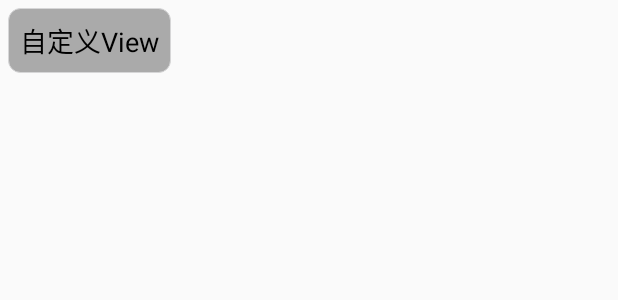
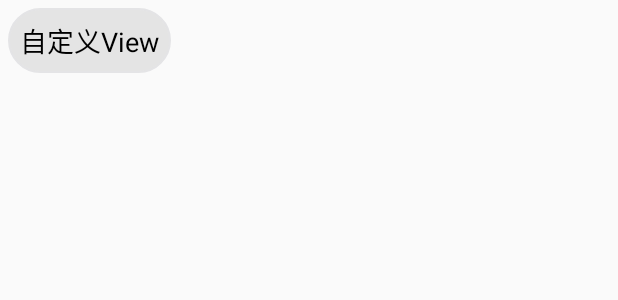
Before and after one commit to JamesPxy/ShareAndroidTech, an Android app: the layout item_hot_tag.xml on its own in the app's theme, with its tools: preview values and no code run, on a phone screen of 412 x 824 dp. Shown: the top 300 px of the screen. Run offline under Robolectric (Android 15) with nearby library versions, the phone set to English and light mode, and no system bars.

Commit message:
优化标签页UI

```diff
--- a/app/src/main/res/drawable/shape_tag_bg.xml
+++ b/app/src/main/res/drawable/shape_tag_bg.xml
@@ -1,9 +1,9 @@
 <?xml version="1.0" encoding="utf-8"?>
 <shape xmlns:android="http://schemas.android.com/apk/res/android"
     android:shape="rectangle">
-    <corners android:radius="@dimen/dp_40" />
-    <solid android:color="#AAAAAA" />
+    <corners android:radius="30dp" />
+    <solid android:color="#e4e4e4" />
     <stroke
-        android:width="1px"
-        android:color="@color/white" />
+        android:width="2px"
+        android:color="#e4e4e6" />
 </shape>
```
Also changed, not shown: app/src/main/AndroidManifest.xml (+3 -5 lines), app/src/main/java/com/lvshou/pxy/adapter/HotTagAdapter.kt (+13 -2 lines), app/src/main/java/com/lvshou/pxy/ui/fragment/TagFragment.kt (+14 -4 lines), app/src/main/res/layout/fragment_tag.xml (+6 -6 lines).
